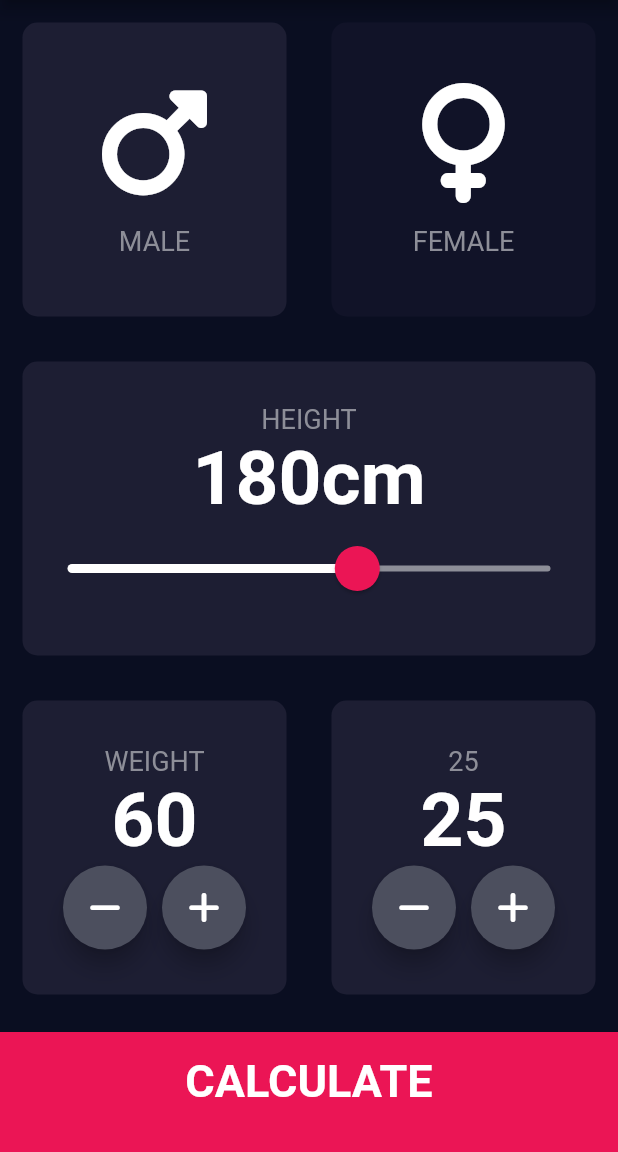
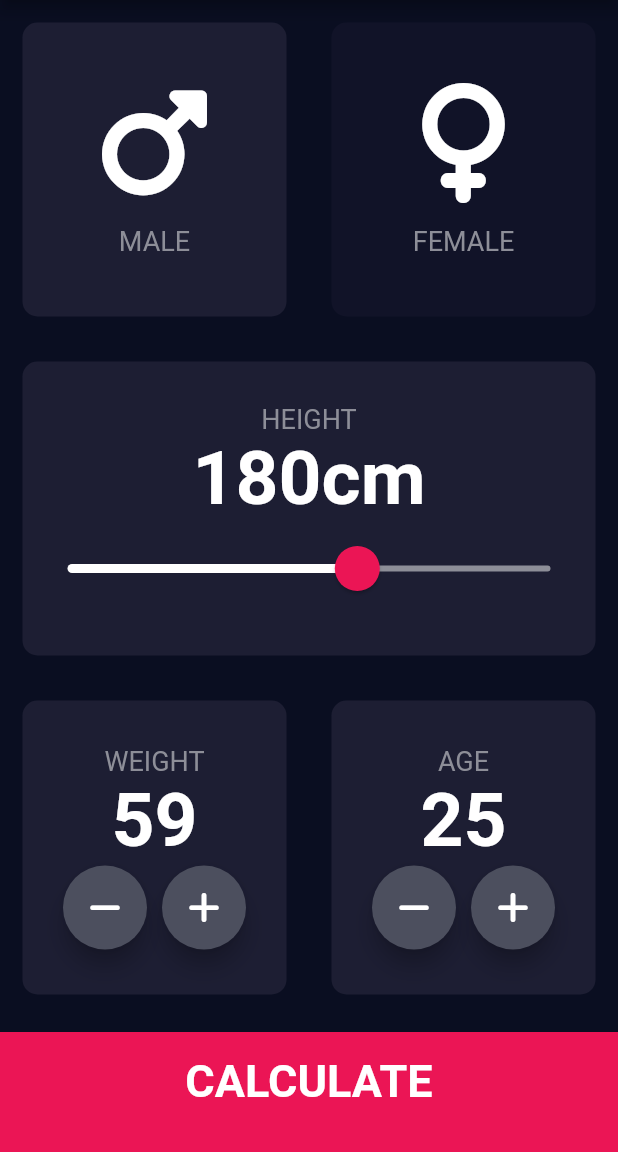
Before and after one commit to rakshitas24/BMI-Calculator, a Flutter app: the screen it shows after launch, after a tap on an icon or button, on a phone screen of 412 x 824 dp, the part 84-1236 px from its top. Run offline on Flutter 3.47's test engine with Material 2 defaults, Android fonts, the phone set to English and light mode, and no system bars; our stand-ins replace font_awesome_flutter.

Commit message:
Functioning of icons added

```diff
--- a/lib/input_page.dart
+++ b/lib/input_page.dart
@@ -196,11 +196,30 @@ class _InputPageState extends State<InputPage> {
                       Row(
                         mainAxisAlignment: MainAxisAlignment.center,
                         children: <Widget>[
-                          RoundIconButton(
-                            icon: FontAwesomeIcons.minus),
+                          FloatingActionButton(
+                            backgroundColor: Color(0xFF4C4F5E),
+                            onPressed: () {
+                              setState(() {
+                                weight--;
+                              });
+                            },
+                            child: Icon(
+                              FontAwesomeIcons.minus,
+                              color: Colors.white,
+                            ),
+                          ),
                           SizedBox(width: 10.0),
-                          RoundIconButton(
-                            icon: FontAwesomeIcons.plus
+                          FloatingActionButton(
+                            backgroundColor: Color(0xFF4C4F5E),
+                            child: Icon(
+                              FontAwesomeIcons.plus,
+                              color: Colors.white,
+                            ),
+                            onPressed: () {
+                              setState(() {
+                                weight++;
+                              });
+                            },
                           ),
                         ],
                       ),
@@ -215,29 +234,47 @@ class _InputPageState extends State<InputPage> {
                     mainAxisAlignment: MainAxisAlignment.center,
                     children: <Widget>[
                       Text(
-                        age.toString(),
+                        'AGE',
                         style: TextStyle(
                           fontSize: 18.0,
                           color: Color(0xFF8D8E98),
                         ),
                       ),
                       Text(
-                        '25',
+                        age.toString(),
                         style: TextStyle(
                           fontSize: 50.0,
                           color: Colors.white,
                           fontWeight: FontWeight.bold,
                         ),
                       ),
-                       Row(
+                      Row(
                         mainAxisAlignment: MainAxisAlignment.center,
                         children: <Widget>[
-                          RoundIconButton(
-                            icon: FontAwesomeIcons.minus,
+                          FloatingActionButton(
+                            backgroundColor: Color(0xFF4C4F5E),
+                            child: Icon(
+                              FontAwesomeIcons.minus,
+                              color: Colors.white,
+                            ),
+                            onPressed: () {
+                              setState(() {
+                                age--;
+                              });
+                            },
                           ),
                           SizedBox(width: 10.0),
-                          RoundIconButton(
-                            icon: FontAwesomeIcons.plus,
+                          FloatingActionButton(
+                            backgroundColor: Color(0xFF4C4F5E),
+                            child: Icon(
+                              FontAwesomeIcons.plus,
+                              color: Colors.white,
+                            ),
+                            onPressed: () {
+                              setState(() {
+                                age++;
+                              });
+                            },
                           )
                         ],
                       ),
@@ -288,26 +325,3 @@ class ReusableCard extends StatelessWidget {
     );
   }
 }
-
-class RoundIconButton extends StatelessWidget {
-  RoundIconButton({required this.icon});
-
-  final IconData icon;
-
-  @override
-  Widget build (BuildContext context) {
-    return RawMaterialButton(
-      child: Icon(icon),
-      onPressed:(() {
-
-      }),
-      elevation: 6.0,
-      constraints: BoxConstraints.tightFor(
-        width: 56.0,
-        height: 56.0,
-      ),
-      shape: CircleBorder(),
-      fillColor: Color(0xFF4C4F5E),
-      );
-  }
-}
```
